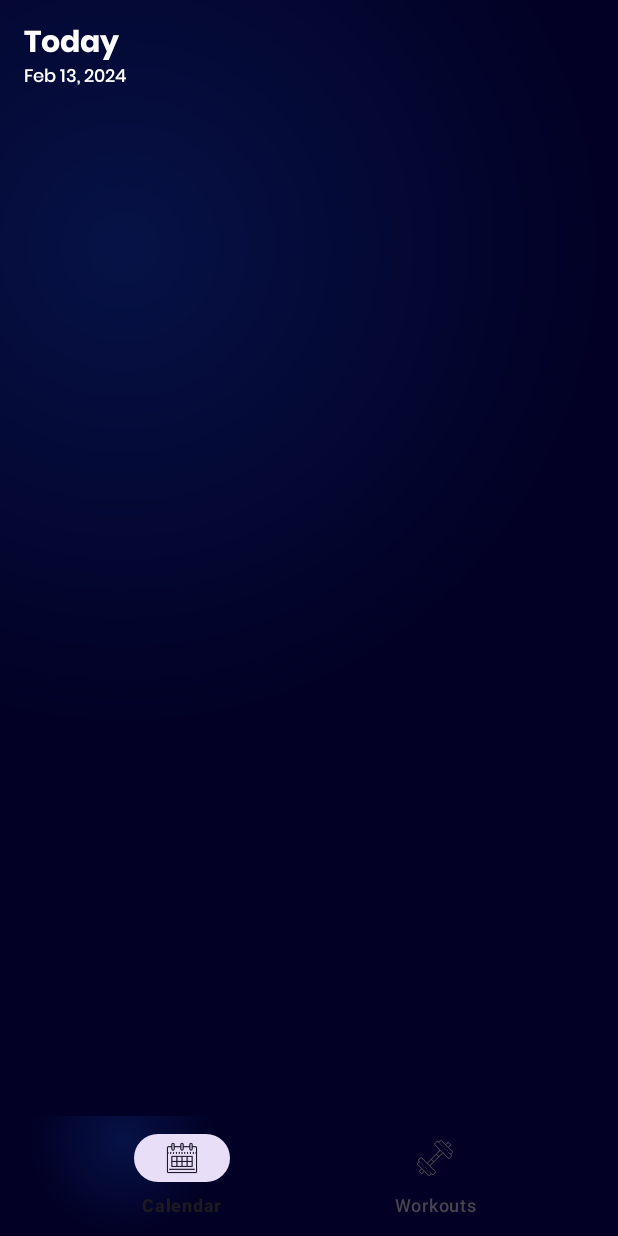
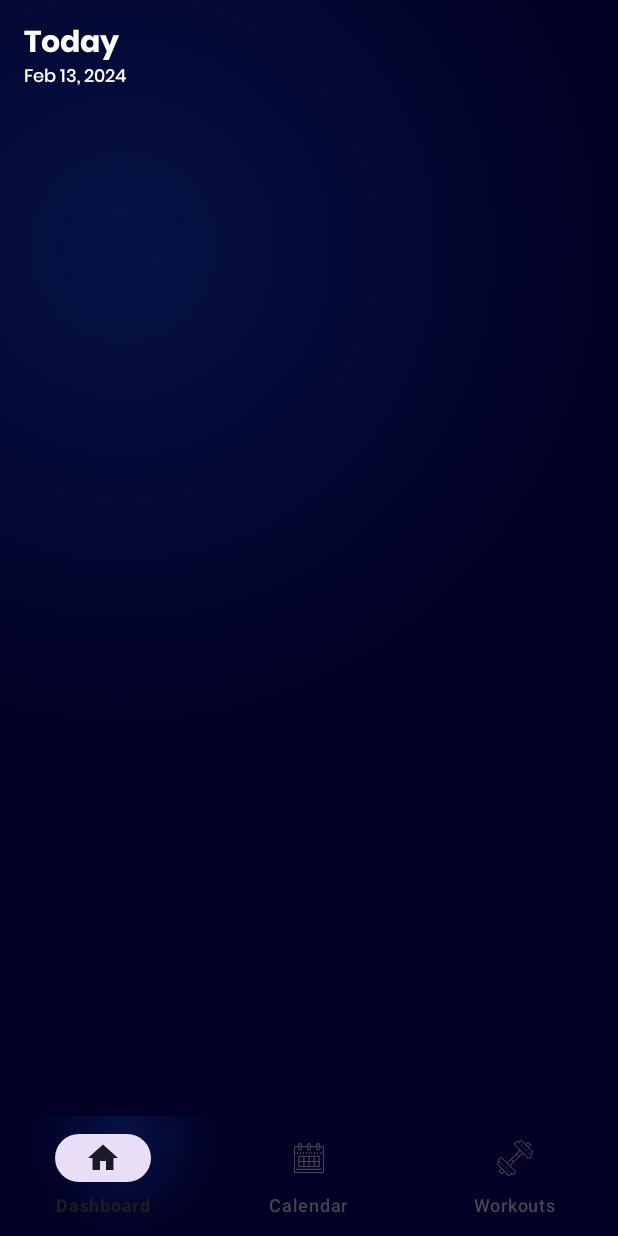
Before and after one commit to kieloBash/FitQuest-MobDeve, an Android app: the Dashboard screen opened directly, with no data from a screen before it, on a phone screen of 412 x 824 dp. Run offline under Robolectric (Android 15) with nearby library versions, the phone set to English and light mode, and no system bars.

Commit message:
added fragements for the bottom navigation bar

```diff
--- /dev/null
+++ b/app/src/main/res/drawable/baseline_home_24.xml
@@ -0,0 +1,5 @@
+<vector android:height="24dp" android:tint="#000000"
+    android:viewportHeight="24" android:viewportWidth="24"
+    android:width="24dp" xmlns:android="http://schemas.android.com/apk/res/android">
+    <path android:fillColor="@android:color/white" android:pathData="M10,20v-6h4v6h5v-8h3L12,3 2,12h3v8z"/>
+</vector>
--- a/app/src/main/res/layout/activity_dashboard.xml
+++ b/app/src/main/res/layout/activity_dashboard.xml
@@ -44,19 +44,20 @@
 
     </com.google.android.material.appbar.MaterialToolbar>
 
-    <!-- Scrollable Main Content -->
+    <!-- Main Content -->
 
-    <androidx.core.widget.NestedScrollView
+    <FrameLayout
+        android:id="@+id/frame"
         android:layout_width="0dp"
         android:layout_height="0dp"
-        app:layout_constraintTop_toBottomOf="@id/header_toolbar"
         app:layout_constraintBottom_toTopOf="@id/bottom_navigation"
+        app:layout_constraintEnd_toEndOf="parent"
         app:layout_constraintStart_toStartOf="parent"
-        app:layout_constraintEnd_toEndOf="parent">
+        app:layout_constraintTop_toBottomOf="@id/header_toolbar">
 
         <!-- Your main content views go here -->
 
-    </androidx.core.widget.NestedScrollView>
+    </FrameLayout>
 
     <!-- Bottom Navigation View -->
     <com.google.android.material.bottomnavigation.BottomNavigationView
@@ -68,6 +69,6 @@
         app:layout_constraintEnd_toEndOf="parent"
 
         android:background="@drawable/gradient_background"
-        app:menu="@menu/my_menu" >
+        app:menu="@menu/bottom_navigations" >
     </com.google.android.material.bottomnavigation.BottomNavigationView>
 </androidx.constraintlayout.widget.ConstraintLayout>
--- a/app/src/main/res/menu/my_menu.xml
+++ b/app/src/main/res/menu/bottom_navigations.xml
@@ -1,5 +1,9 @@
 <?xml version="1.0" encoding="utf-8"?>
 <menu xmlns:android="http://schemas.android.com/apk/res/android">
+    <item
+        android:id="@+id/navigation_dashboard"
+        android:icon="@drawable/baseline_home_24"
+        android:title="Dashboard"/>
     <item
         android:id="@+id/navigation_calendar"
         android:icon="@drawable/calendar_icon"
--- a/app/src/main/res/values/strings.xml
+++ b/app/src/main/res/values/strings.xml
@@ -1,3 +1,5 @@
 <resources>
     <string name="app_name">FitQuest</string>
+    <!-- TODO: Remove or change this placeholder text -->
+    <string name="hello_blank_fragment">Hello blank fragment</string>
 </resources>
```
Also changed, not shown: app/src/main/java/com/mobdeve/s13/mercado/kielo/fitquest/Calendar.kt (added, +59 -0 lines), app/src/main/java/com/mobdeve/s13/mercado/kielo/fitquest/Workouts.kt (added, +59 -0 lines), app/src/main/res/layout/fragment_calendar.xml (added, +14 -0 lines), app/src/main/res/layout/fragment_workouts.xml (added, +14 -0 lines).
